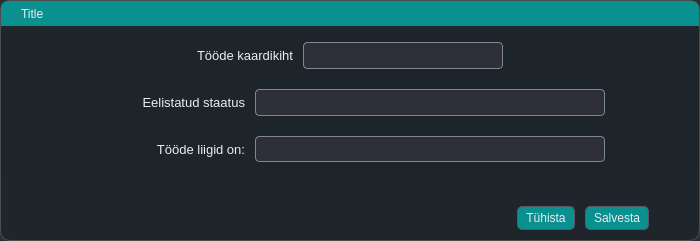
First picture: the form in mailabl-qgis/config/confWidgets/worksSetup.ui, repository TuloliKalver/mailabl-qgis, before the edit.
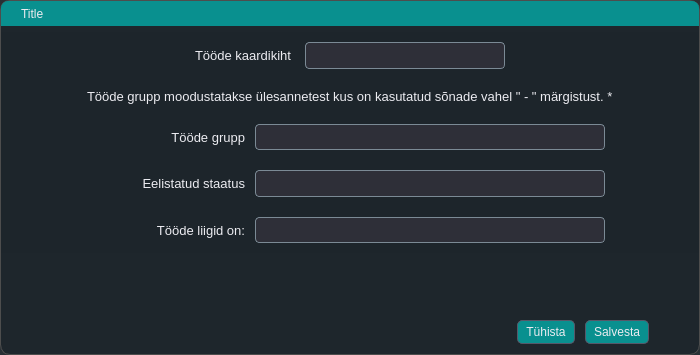
Second picture: the form after the edit. Icons and pictures are not drawn. Custom widgets are drawn as their Qt base class.

Commit message: pre 2.04.03 works module has groups method on savig

What changed in the file:
```diff
--- a/mailabl-qgis/config/confWidgets/worksSetup.ui
+++ b/mailabl-qgis/config/confWidgets/worksSetup.ui
@@ -7,7 +7,7 @@
     <x>0</x>
     <y>0</y>
     <width>700</width>
-    <height>241</height>
+    <height>355</height>
    </rect>
   </property>
   <property name="minimumSize">
@@ -503,6 +503,12 @@
             </property>
             <item alignment="Qt::AlignRight">
              <widget class="QLabel" name="lblWorksLayer">
+              <property name="minimumSize">
+               <size>
+                <width>100</width>
+                <height>0</height>
+               </size>
+              </property>
               <property name="font">
                <font>
                 <family>Tahoma</family>
@@ -567,6 +573,83 @@
            </layout>
           </widget>
          </item>
+         <item alignment="Qt::AlignHCenter">
+          <widget class="QLabel" name="label">
+           <property name="font">
+            <font>
+             <pointsize>10</pointsize>
+            </font>
+           </property>
+           <property name="text">
+            <string>Tööde grupp moodustatakse ülesannetest kus on kasutatud sõnade vahel &quot; - &quot; märgistust. *</string>
+           </property>
+          </widget>
+         </item>
+         <item alignment="Qt::AlignHCenter">
+          <widget class="QFrame" name="frame">
+           <property name="frameShape">
+            <enum>QFrame::StyledPanel</enum>
+           </property>
+           <property name="frameShadow">
+            <enum>QFrame::Raised</enum>
+           </property>
+           <layout class="QHBoxLayout" name="horizontalLayout_3">
+            <property name="spacing">
+             <number>10</number>
+            </property>
+            <property name="leftMargin">
+             <number>0</number>
+            </property>
+            <property name="topMargin">
+             <number>0</number>
+            </property>
+            <property name="rightMargin">
+             <number>0</number>
+            </property>
+            <property name="bottomMargin">
+             <number>0</number>
+            </property>
+            <item>
+             <widget class="QLabel" name="lblPreferredGroups">
+              <property name="minimumSize">
+               <size>
+                <width>150</width>
+                <height>0</height>
+               </size>
+              </property>
+              <property name="font">
+               <font>
+                <family>Tahoma</family>
+                <pointsize>10</pointsize>
+               </font>
+              </property>
+              <property name="text">
+               <string>Tööde grupp</string>
+              </property>
+              <property name="alignment">
+               <set>Qt::AlignRight|Qt::AlignTrailing|Qt::AlignVCenter</set>
+              </property>
+             </widget>
+            </item>
+            <item>
+             <widget class="QgsCheckableComboBox" name="cmbPreferredTypesGroup">
+              <property name="minimumSize">
+               <size>
+                <width>350</width>
+                <height>0</height>
+               </size>
+              </property>
+              <property name="maximumSize">
+               <size>
+                <width>350</width>
+                <height>16777215</height>
+               </size>
+              </property>
+             </widget>
+            </item>
+           </layout>
+          </widget>
+         </item>
          <item alignment="Qt::AlignHCenter">
           <widget class="QFrame" name="fStatuses">
            <property name="frameShape">
```
The commit also changes 27 other files.
